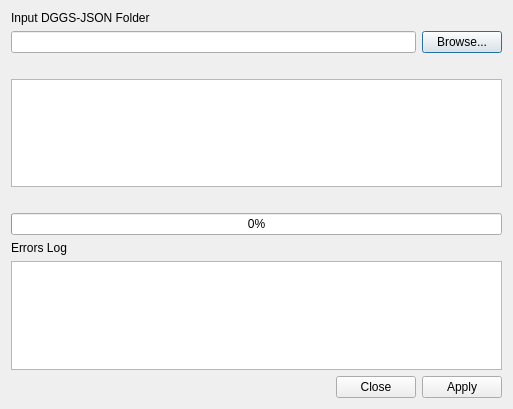
Qt form ui/dggsjon2geojson.ui (opengeoshub/vgridtools) before a commit.
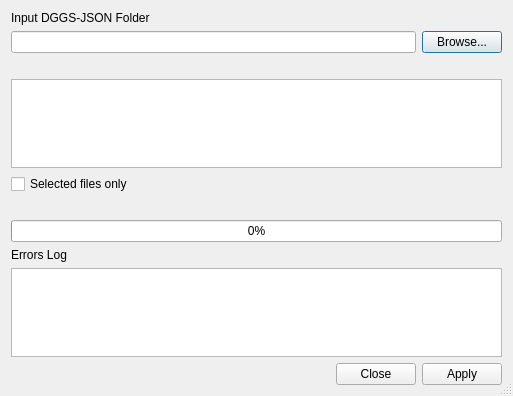
The same form after that commit.

```diff
--- a/ui/dggsjon2geojson.ui
+++ b/ui/dggsjon2geojson.ui
@@ -13,7 +13,7 @@
     <x>0</x>
     <y>0</y>
     <width>513</width>
-    <height>409</height>
+    <height>396</height>
    </rect>
   </property>
   <property name="font">
@@ -28,6 +28,9 @@
   <property name="windowTitle">
    <string>DGGS-JSON to GeoJSON Converter</string>
   </property>
+  <property name="sizeGripEnabled">
+   <bool>true</bool>
+  </property>
   <layout class="QVBoxLayout" name="verticalLayout">
    <item>
     <widget class="QLabel" name="label_2">
@@ -101,7 +104,11 @@
     <widget class="QListWidget" name="lsDGGSJSON"/>
    </item>
    <item>
-    <layout class="QGridLayout" name="gridLayout_2"/>
+    <widget class="QCheckBox" name="ChkSelected">
+     <property name="text">
+      <string>Selected files only</string>
+     </property>
+    </widget>
    </item>
    <item>
     <widget class="QLabel" name="LblStatus">
@@ -131,7 +138,11 @@
     </widget>
    </item>
    <item>
-    <widget class="QTextEdit" name="txtError"/>
+    <widget class="QTextEdit" name="txtError">
+     <property name="readOnly">
+      <bool>true</bool>
+     </property>
+    </widget>
    </item>
    <item>
     <widget class="QDialogButtonBox" name="BtnApplyClose">
```
Left out of the diff: 24 changed lines with no effect on the pictures.
